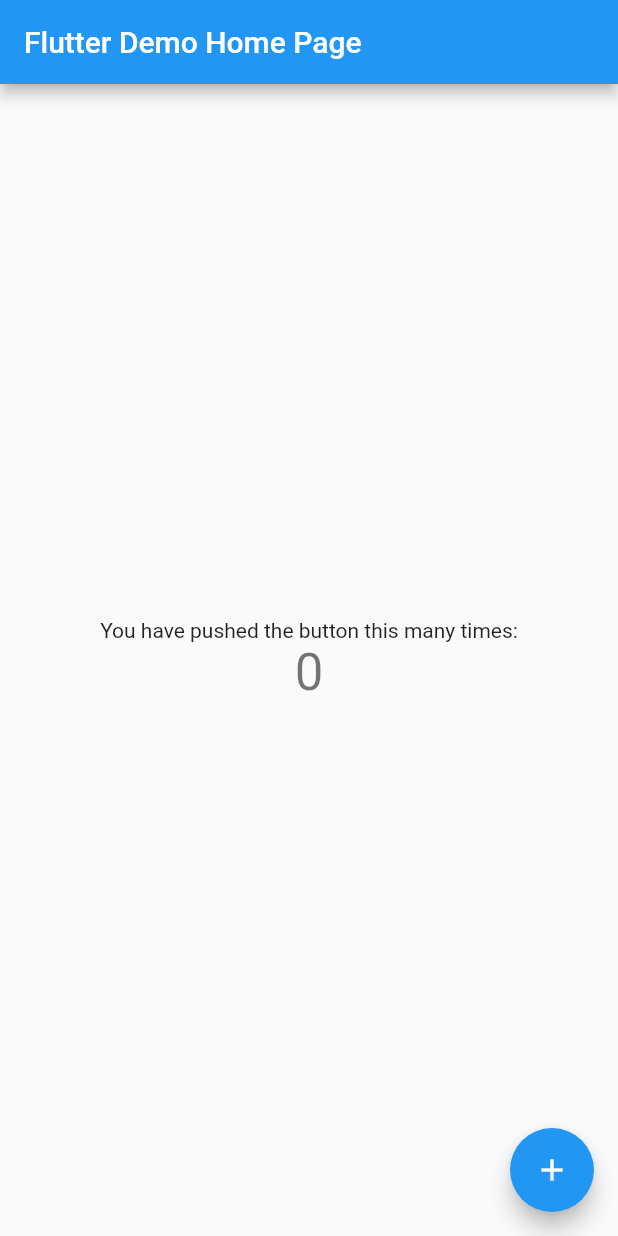
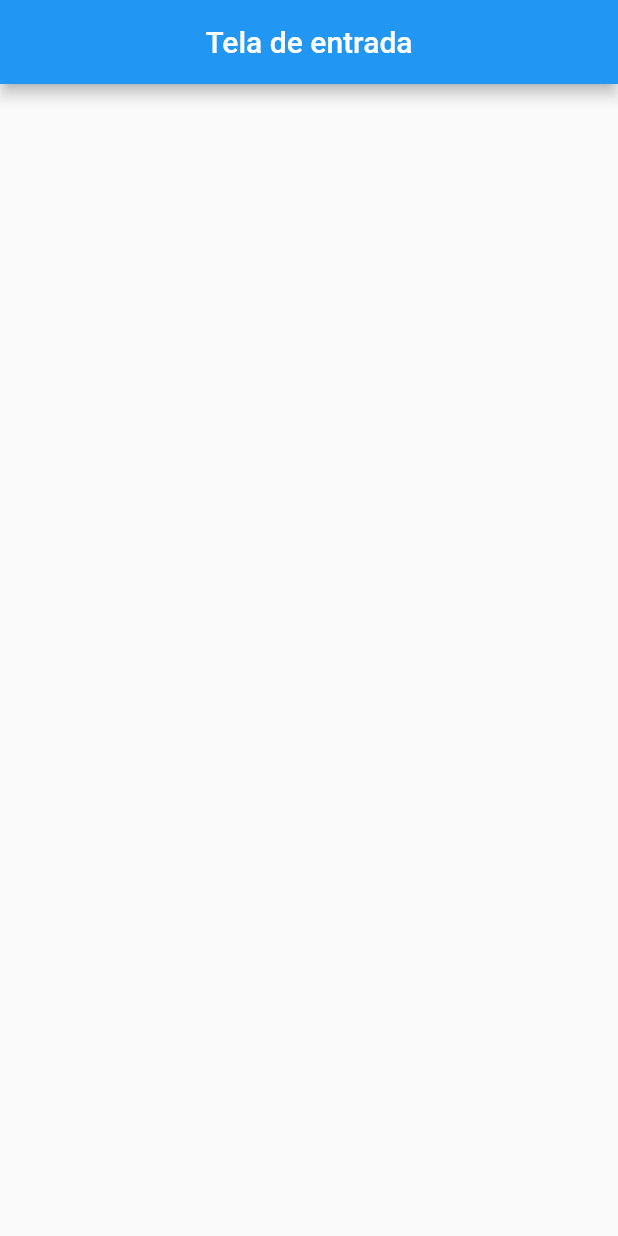
Before and after one commit to ElioPaulino/DesafioProjetoAppIdosos, a Flutter app: the screen it shows after launch, on a phone screen of 412 x 824 dp. Run offline on Flutter 3.47's test engine with Material 2 defaults, Android fonts, the phone set to English and light mode, and no system bars.

Commit message:
feature/Elio: Reformulaçao e configuração da classe main e primeira tela

```diff
--- a/lib/main.dart
+++ b/lib/main.dart
@@ -1,65 +1,38 @@
+import 'package:flutter/cupertino.dart';
 import 'package:flutter/material.dart';
 
 void main() {
-  runApp(MyApp());
-}
-//Commit de teste
-class MyApp extends StatelessWidget {
-  @override
-  Widget build(BuildContext context) {
-    return MaterialApp(
-      title: 'Flutter Demo',
-      theme: ThemeData(
-        primarySwatch: Colors.blue,
-      ),
-      home: MyHomePage(title: 'Flutter Demo Home Page'),
-    );
-  }
+  runApp(MaterialApp(
+    debugShowCheckedModeBanner: false,
+    title: "Hora do Remédio",
+
+    //Rotas
+    initialRoute: "/primeira",
+    routes: {
+      "/primeira": (context) => PrimeiraTela()
+    },
+  ));
 }
 
-class MyHomePage extends StatefulWidget {
-  MyHomePage({Key? key, required this.title}) : super(key: key);
-
-  final String title;
+class PrimeiraTela extends StatefulWidget {
+  const PrimeiraTela({Key? key}) : super(key: key);
 
   @override
-  _MyHomePageState createState() => _MyHomePageState();
+  _PrimeiraTelaState createState() => _PrimeiraTelaState();
 }
 
-class _MyHomePageState extends State<MyHomePage> {
-  int _counter = 0;
-
-  void _incrementCounter() {
-    setState(() {
-      _counter++;
-    });
-  }
-
+class _PrimeiraTelaState extends State<PrimeiraTela> {
   @override
   Widget build(BuildContext context) {
     return Scaffold(
         appBar: AppBar(
-        title: Text(widget.title),
+          title: Text("Tela de entrada"),
+          centerTitle: true,
         ),
-      body: Center(
-        child: Column(
-          mainAxisAlignment: MainAxisAlignment.center,
-          children: <Widget>[
-            Text(
-              'You have pushed the button this many times:',
-            ),
-            Text(
-              '$_counter',
-              style: Theme.of(context).textTheme.headline4,
-            ),
-          ],
-        ),
-      ),
-      floatingActionButton: FloatingActionButton(
-        onPressed: _incrementCounter,
-        tooltip: 'Increment',
-        child: Icon(Icons.add),
-      ),
+        body: Container(
+          padding: EdgeInsets.all(40),
+
+        )
     );
   }
 }
```
Also changed, not shown: 1 other file. Lines whose indentation alone changed are shown as unchanged.
